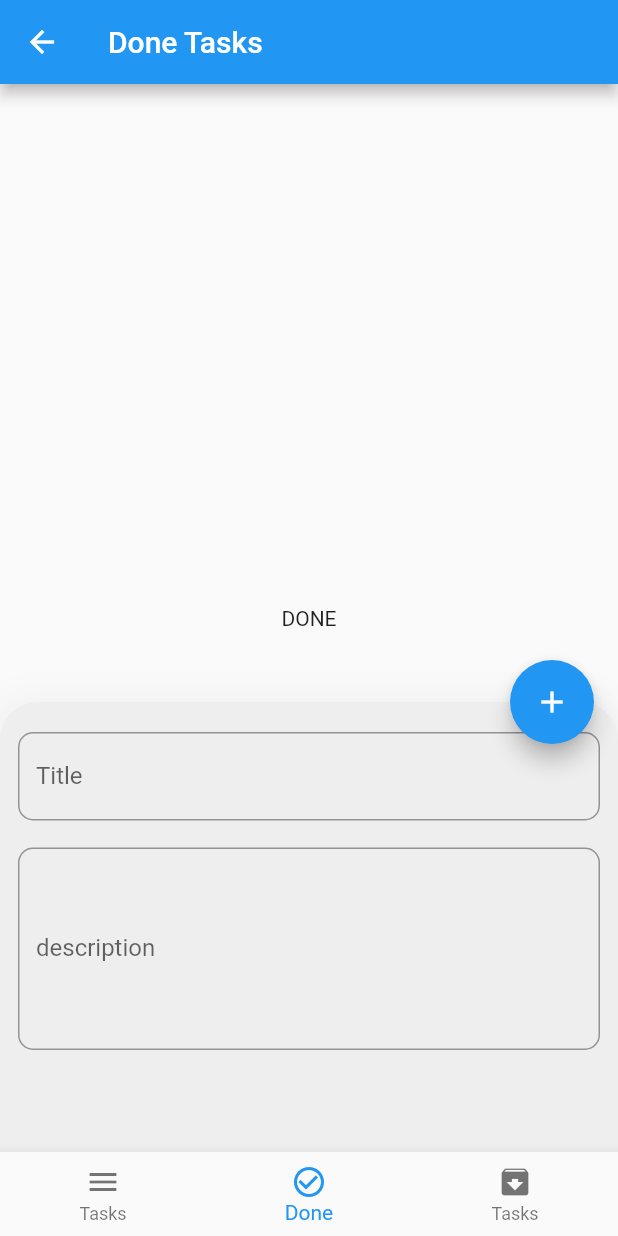
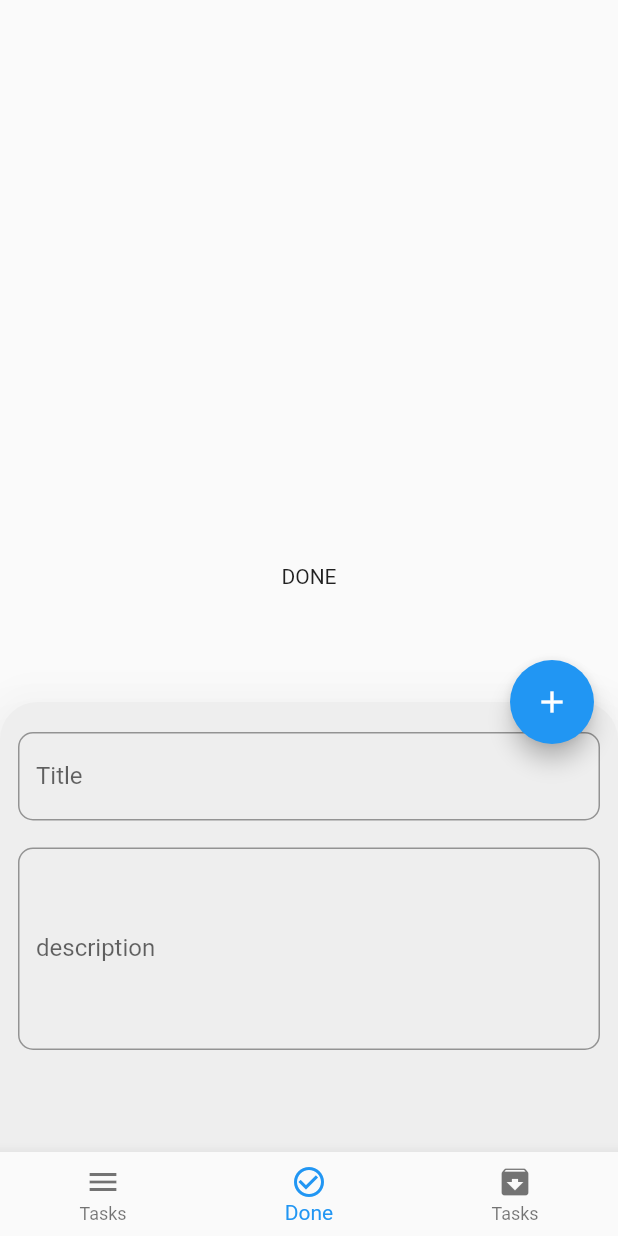
Before and after one commit to AhmedYasserabdelraziq/Todo-App, a Flutter app: the screen it shows after launch, item 2 of the bottom bar chosen, after a tap on the "arrow drop up" icon, on a phone screen of 412 x 824 dp. Run offline on Flutter 3.47's test engine with Material 2 defaults, Android fonts, the phone set to English and light mode, and no system bars; our stand-ins replace get_it, sqflite; accounts and stored records are empty.

Commit message:
fix in ui tasksScreen

```diff
--- a/lib/screens/view/home_page.dart
+++ b/lib/screens/view/home_page.dart
@@ -32,21 +32,15 @@ class _HomeViewState extends State<HomeView> {
       const DoneScreen(),
       const ArchivedScreen(),
     ];
-    List title = [
-      'Tasks',
-      'Done Tasks',
-      'Archived Tasks',
-    ];
+
     return BaseView<TasksViewModel>(
       onModelReady: (viewModel) {
         viewModel.createData();
       },
       builder: (ct, viewModel, _) {
         return Scaffold(
+          extendBodyBehindAppBar: true,
           key: key,
-          appBar: AppBar(
-            title: Text(title[viewModel.currentNum].toString()),
-          ),
           body: screens[viewModel.currentNum],
           bottomNavigationBar: BottomNavigationBar(
               currentIndex: viewModel.currentNum,
@@ -103,7 +97,7 @@ class _HomeViewState extends State<HomeView> {
                                 topRight: Radius.circular(25),
                               ),
                             ),
-                            (context) => bottomSheetContent(viewModel, null),
+                            (context) => bottomSheetContent(viewModel),
                             backgroundColor: Colors.grey[200],
                           )
                           .closed
--- a/lib/screens/view/tasks_screen.dart
+++ b/lib/screens/view/tasks_screen.dart
@@ -2,61 +2,92 @@ import 'package:flutter/material.dart';
 import 'package:provider/provider.dart';
 import 'package:todo_app/screens/model/todo_model.dart';
 import 'package:todo_app/screens/view_model/tasks_view_model.dart';
+import 'package:todo_app/screens/widget/task_card.dart';
+import 'package:todo_app/utils/colors.dart';
 import 'package:todo_app/utils/extintions.dart';
+import 'package:todo_app/widget/custom_appbar.dart';
 
 import '../widget/bottom_sheet.dart';
 
 class TasksScreen extends StatelessWidget {
   const TasksScreen({super.key, required this.todo});
-final void Function (TodoModel todo) todo;
+
+  final void Function(TodoModel todo) todo;
+
   @override
   Widget build(BuildContext context) {
+    DateTime now = DateTime.now().subtract(const Duration(days: 2));
+    List title = [
+      'Tasks',
+      'Done Tasks',
+      'Archived Tasks',
+    ];
     var viewModel = Provider.of<TasksViewModel>(context, listen: true);
-    return Padding(
-      padding: const EdgeInsets.all(10.0),
-      child: ListView.separated(
-        itemBuilder: (BuildContext context, int index) {
-          return Card(
+    return Column(
+      children: [
+        CustomAppbar(
+          title: 'To Do List',
+          hieght: 200,
+          backgroundColor: AppColors.primary,
+        ),
+        Expanded(
+          child: SingleChildScrollView(
             child: Column(
+              mainAxisSize: MainAxisSize.min,
               children: [
-                Center(
-                  child: Padding(
-                    padding: const EdgeInsets.all(15.0),
-                    child: Text(viewModel.todos[index].title.toString()),
-                  ),
-                ),
-                const Padding(
-                  padding: EdgeInsets.symmetric(horizontal: 12.0),
-                  child: Divider(
-                    height: 1,
-                    thickness: 2,
-                  ),
-                ),
-                Center(
-                  child: Padding(
-                    padding: const EdgeInsets.all(15.0),
-                    child: Text(viewModel.todos[index].description.toString()),
+                Padding(
+                  padding: const EdgeInsets.all(10.0),
+                  child: Wrap(
+                    children: List.generate(
+                      viewModel.todos.length,
+                      (index) => BuildCard(
+                        index: index,
+                        viewModel: viewModel,
+                      ).onTap(() {
+                        todo(viewModel.todos[index]);
+                        if (viewModel.update) {
+                        } else {
+                          buildBottomSheet(viewModel, context);
+                          viewModel.closeUpdatedBottomSheet();
+                          print(viewModel.update);
+                        }
+                      }),
+                    ),
                   ),
                 ),
               ],
             ),
-          ).onTap(() {
-            todo(viewModel.todos[index]);
-            if (viewModel.update) {
-            } else {
-              buildBottomSheet(viewModel, context,null);
-              viewModel.closeUpdatedBottomSheet();
-              print(viewModel.update);
-            }
-          });
-        },
-        separatorBuilder: (BuildContext context, int index) {
-          return const SizedBox(
-            height: 10,
-          );
-        },
-        itemCount: viewModel.todos.length,
-      ),
+          ),
+        )
+      ],
     );
   }
 }
+// Stack
+// (
+// children: [
+// Column(
+// children: [
+
+// ],
+// ),
+// Positioned(
+// top: 180,
+// child: SizedBox(
+// height: 117,
+// width: 500,
+// child: ListView.builder(
+// itemCount: 5,
+// itemBuilder: (context, index) {
+// DateTime? dayToShow = now.add(Duration(days: index));
+// return DayCard(dayToShow: dayToShow);
+// },
+// scrollDirection: Axis.horizontal,
+// ),
+// ),
+// )
+// ,
+// ]
+// ,
+// )
+// ,
--- a/lib/screens/widget/bottom_sheet.dart
+++ b/lib/screens/widget/bottom_sheet.dart
@@ -1,8 +1,7 @@
 import 'package:flutter/material.dart';
 import 'package:todo_app/screens/view_model/tasks_view_model.dart';
 
-buildBottomSheet(
-    TasksViewModel viewModel, BuildContext context, VoidCallback? function) {
+buildBottomSheet(TasksViewModel viewModel, BuildContext context) {
   return showBottomSheet(
       backgroundColor: Colors.grey[200],
       elevation: 30,
@@ -14,14 +13,14 @@ buildBottomSheet(
       ),
       context: context,
       builder: (c) {
-        return bottomSheetContent(viewModel, function);
+        return bottomSheetContent(viewModel);
       }).closed.then((value) {
     viewModel.closeUpdatedBottomSheet();
     print(viewModel.update);
   });
 }
 
-bottomSheetContent(TasksViewModel viewModel, VoidCallback? function) {
+bottomSheetContent(TasksViewModel viewModel) {
   return SizedBox(
     height: 300,
     child: Padding(
@@ -69,9 +68,6 @@ bottomSheetContent(TasksViewModel viewModel, VoidCallback? function) {
                   hintText: 'add todo description'),
             ),
           ),
-          viewModel.update
-              ? ElevatedButton(onPressed:()=> function, child: const Text('update'))
-              : Container()
         ],
       ),
     ),
--- /dev/null
+++ b/lib/utils/hex_color.dart
@@ -0,0 +1,14 @@
+import 'dart:ui';
+import 'package:flutter/material.dart';
+
+class HexColor extends Color {
+  static int _getColorFromHex(String hexColor) {
+    hexColor = hexColor.toUpperCase().replaceAll("#", "");
+    if (hexColor.length == 6) {
+      hexColor = "FF$hexColor";
+    }
+    return int.parse(hexColor, radix: 16);
+  }
+
+  HexColor(final String hexColor) : super(_getColorFromHex(hexColor));
+}
--- /dev/null
+++ b/lib/widget/custom_appbar.dart
@@ -0,0 +1,20 @@
+import 'package:flutter/material.dart';
+
+class CustomAppbar extends StatelessWidget {
+  const CustomAppbar(
+      {required this.title, this.backgroundColor = Colors.white, Key? key,required, required this.hieght })
+      : super(key: key);
+  final String title;
+  final Color backgroundColor;
+  final double hieght;
+
+  @override
+  Widget build(BuildContext context) {
+    return AppBar(toolbarHeight: hieght,
+      title: Text(title),
+      elevation: 0,
+      backgroundColor: backgroundColor,
+      actions: const [],
+    );
+  }
+}
```
Also changed, not shown: lib/eample.dart (added, +132 -0 lines), lib/screens/view_model/tasks_view_model.dart (+23 -0 lines), lib/screens/widget/day_card.dart (added, +52 -0 lines), lib/screens/widget/task_card.dart (added, +42 -0 lines), lib/utils/colors.dart (added, +7 -0 lines).
